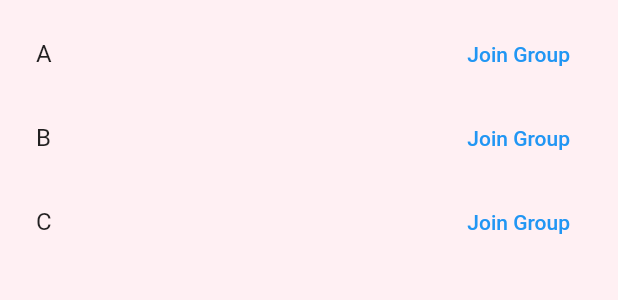
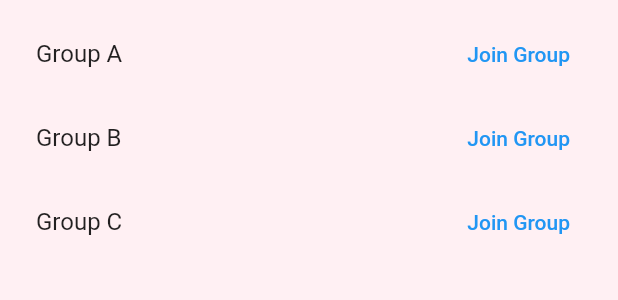
Before and after one commit to david-reti/study-buddies, a Flutter app: the GroupList widget shown alone on an empty page, opened directly, on a phone screen of 412 x 824 dp. Shown: the top 300 px of the screen. Run offline on Flutter 3.47's test engine with Material 2 defaults, Android fonts, the phone set to English and light mode, and no system bars.

Commit message:
changed content

```diff
--- a/app/lib/Screens/groups.dart
+++ b/app/lib/Screens/groups.dart
@@ -3,7 +3,7 @@ import 'members.dart';
 
 class GroupList extends StatelessWidget {
   @override
-  final List<String> entries = <String>['A', 'B', 'C'];
+  final List<String> entries = <String>['Group A', 'Group B', 'Group C'];
 
   Widget build(BuildContext context) {
     return ListView.builder(
--- a/app/lib/Screens/members.dart
+++ b/app/lib/Screens/members.dart
@@ -22,7 +22,7 @@ class GroupMembers extends StatelessWidget {
                 icon: Icon(Icons.arrow_back),
                 onPressed: () {
                   Navigator.push(context,
-                      MaterialPageRoute(builder: (context) => MyApp()));
+                      MaterialPageRoute(builder: (context) => GroupList()));
                 },
               )),
         ),
```
